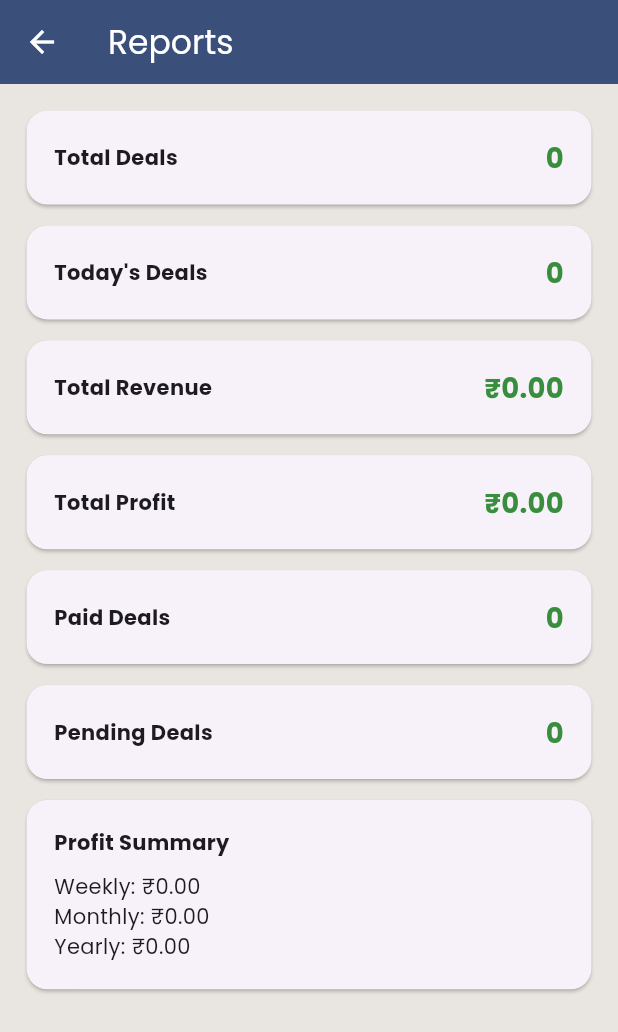
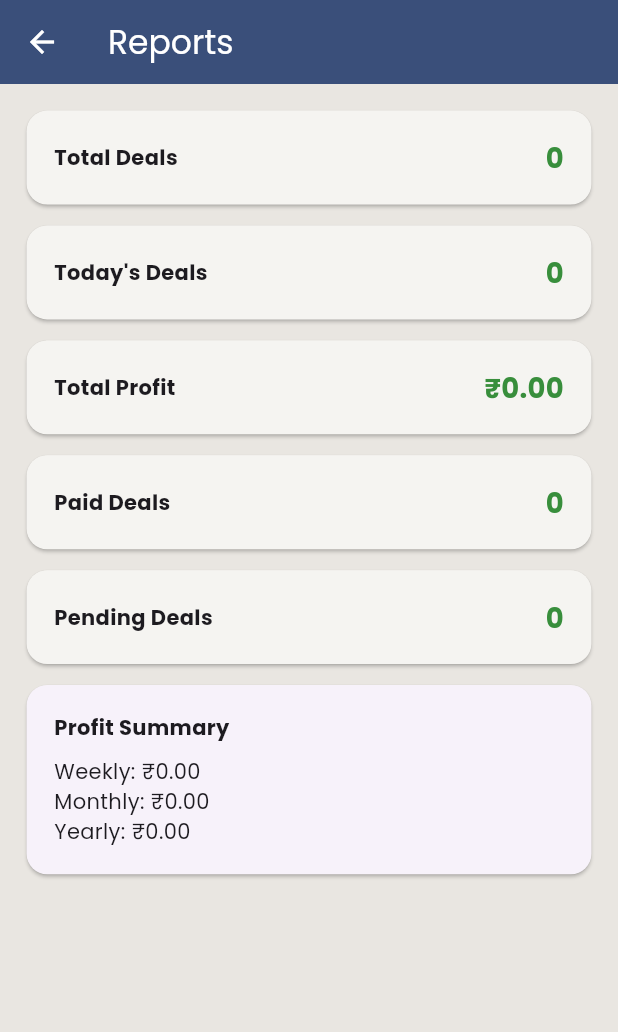
Before and after one commit to ambabhai/BillBook, a Flutter app: the ReportsPage screen opened directly, on a phone screen of 412 x 824 dp. Shown: the top 1032 px of the screen. Run offline on Flutter 3.47's test engine with Material 3 defaults, Android fonts, the phone set to English and light mode, and no system bars; our stand-ins replace flutter_screenutil, google_fonts, hive, hive_flutter, pdf, printing; accounts and stored records are empty.

Commit message:
little color and ui changes

```diff
--- a/lib/Pages/Reports/ReportPage.dart
+++ b/lib/Pages/Reports/ReportPage.dart
@@ -32,8 +32,6 @@ class _ReportsPageState extends State<ReportsPage> with ReportHandler {
             SizedBox(height: 5.h),
             buildMetricCard("Today's Deals", todaysDeals().length.toString()),
             SizedBox(height: 5.h),
-            buildMetricCard("Total Revenue", "₹${calculateTotalRevenue().toStringAsFixed(2)}"),
-            SizedBox(height: 5.h),
             buildMetricCard("Total Profit", "₹${calculateTotalProfit().toStringAsFixed(2)}"),
             SizedBox(height: 5.h),
             buildMetricCard("Paid Deals", "${paidDealsCount()}"),
@@ -57,6 +55,8 @@ class _ReportsPageState extends State<ReportsPage> with ReportHandler {
     return Card(
       shape: RoundedRectangleBorder(borderRadius: BorderRadius.circular(12.r)),
       elevation: 1,
+      color: AppTheme.card,
+      // shadowColor: AppTheme.primary,
       child: Padding(
         padding: EdgeInsets.all(16.w),
         child: Row(
--- a/lib/Pages/Reports/ReportPageHandler.dart
+++ b/lib/Pages/Reports/ReportPageHandler.dart
@@ -28,15 +28,6 @@ mixin ReportHandler<T extends StatefulWidget> on State<T> {
     ).toList();
   }
 
-  double calculateTotalRevenue() {
-    double total = 0;
-
-    for (var deal in allDeals) {
-      total += deal.totalCustomerAmount;
-    }
-
-    return total;
-  }
 
 // Profit summary
   double calculateTotalProfit() {
```
Also changed, not shown: lib/Pages/Deals/DealsPage.dart (+9 -2 lines), lib/Pages/Deals/EditDealPage.dart (added).
